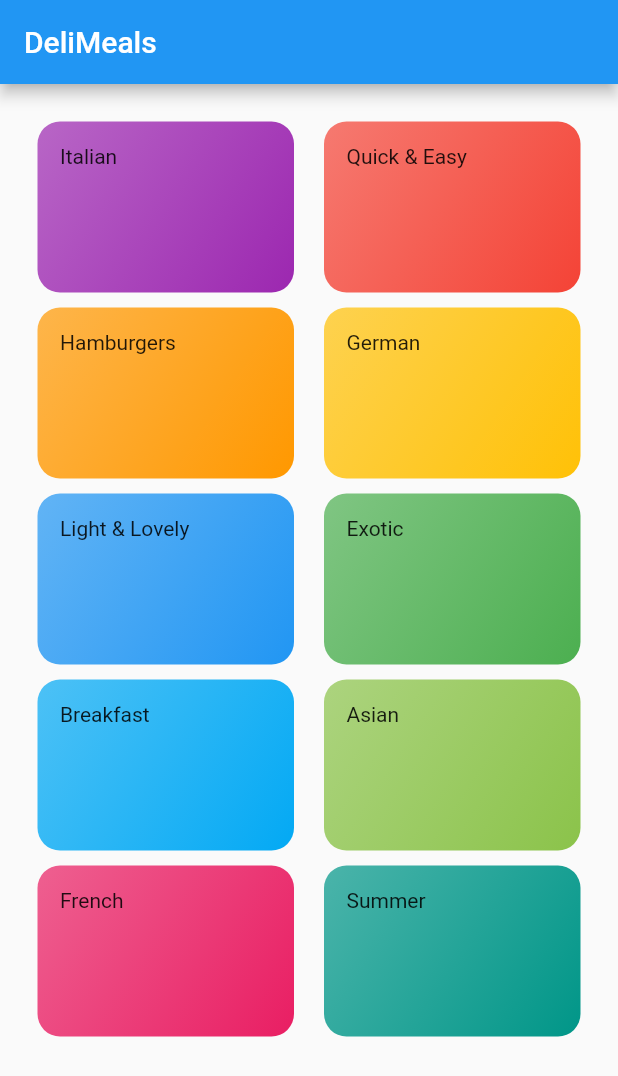
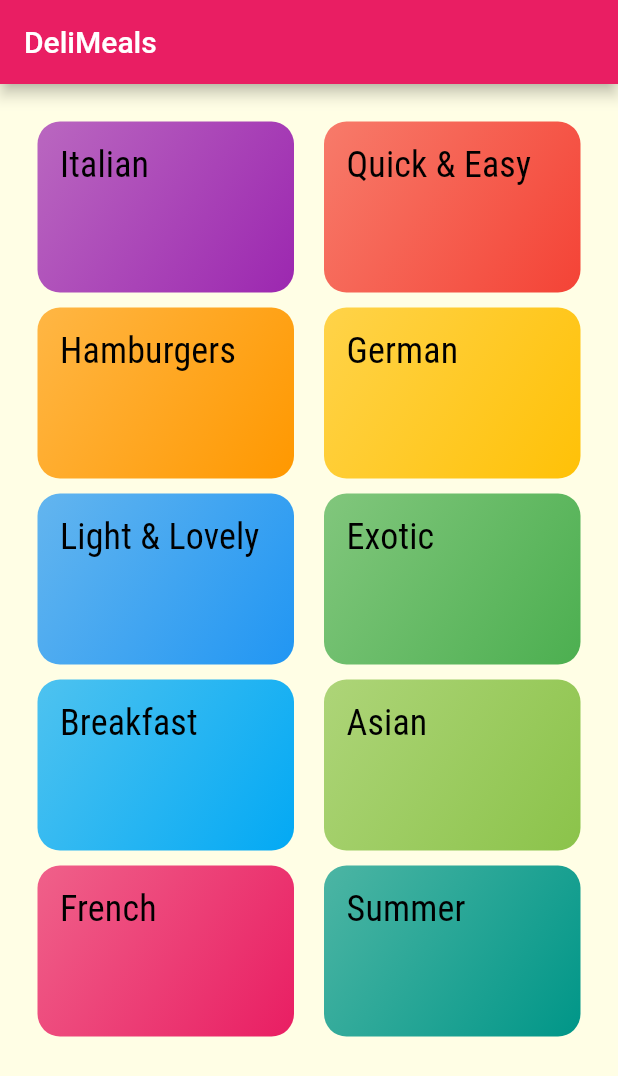
Before and after one commit to iliyasifa/meals_app, a Flutter app: the screen it shows after launch, on a phone screen of 412 x 824 dp. Shown: the top 1076 px of the screen. Run offline on Flutter 3.47's test engine with Material 2 defaults, Android fonts, the phone set to English and light mode, and no system bars.

Commit message:
commit on 'master'

```diff
--- a/lib/category_item.dart
+++ b/lib/category_item.dart
@@ -13,7 +13,10 @@ class CategoryItem extends StatelessWidget {
   Widget build(BuildContext context) {
     return Container(
       padding: const EdgeInsets.all(15),
-      child: Text(title),
+      child: Text(
+        title,
+        style: Theme.of(context).textTheme.titleSmall,
+      ),
       decoration: BoxDecoration(
         gradient: LinearGradient(
           begin: Alignment.topLeft,
--- a/lib/main.dart
+++ b/lib/main.dart
@@ -13,7 +13,25 @@ class MyApp extends StatelessWidget {
     return MaterialApp(
       title: 'DeliMeals',
       theme: ThemeData(
-        primarySwatch: Colors.blue,
+        colorScheme: ColorScheme.fromSwatch(
+          primarySwatch: Colors.pink,
+        ).copyWith(
+          secondary: Colors.amber,
+        ),
+        canvasColor: const Color.fromRGBO(255, 254, 229, 1),
+        fontFamily: 'Raleway',
+        textTheme: ThemeData.light().textTheme.copyWith(
+              bodySmall: const TextStyle(
+                color: Color.fromRGBO(20, 51, 51, 1),
+              ),
+              bodyMedium: const TextStyle(
+                color: Color.fromRGBO(20, 51, 51, 1),
+              ),
+              titleSmall: const TextStyle(
+                fontSize: 24,
+                fontFamily: 'RobotoCondensed',
+              ),
+            ),
       ),
       home: const CatagoriesScreen(),
     );
```
Also changed, not shown: pubspec.yaml (+7 -7 lines).
